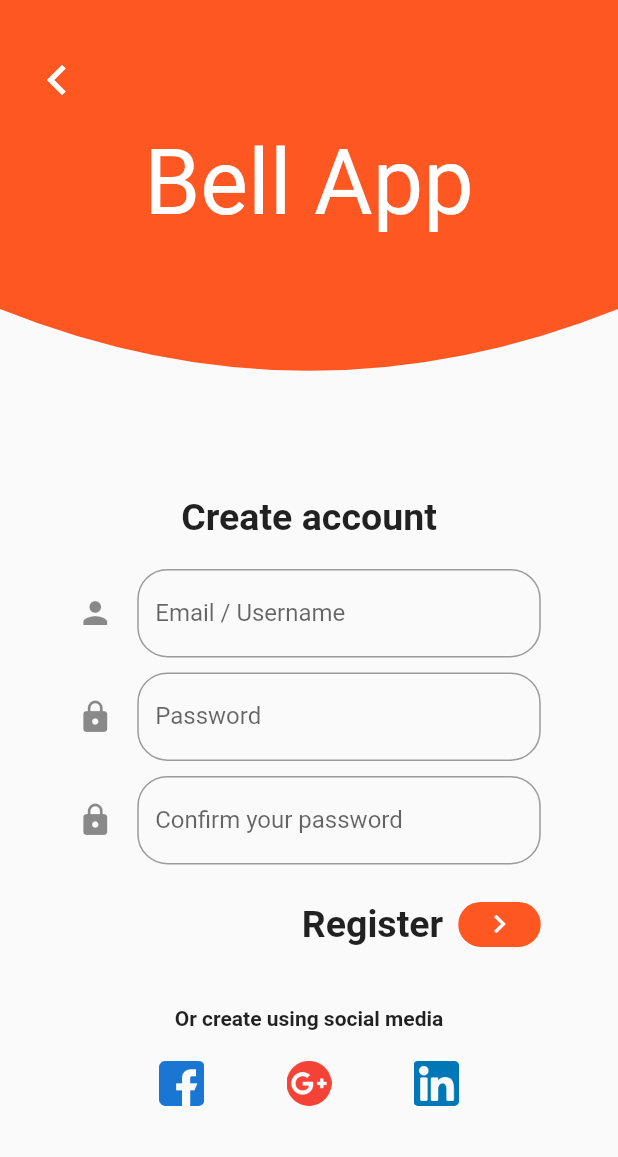
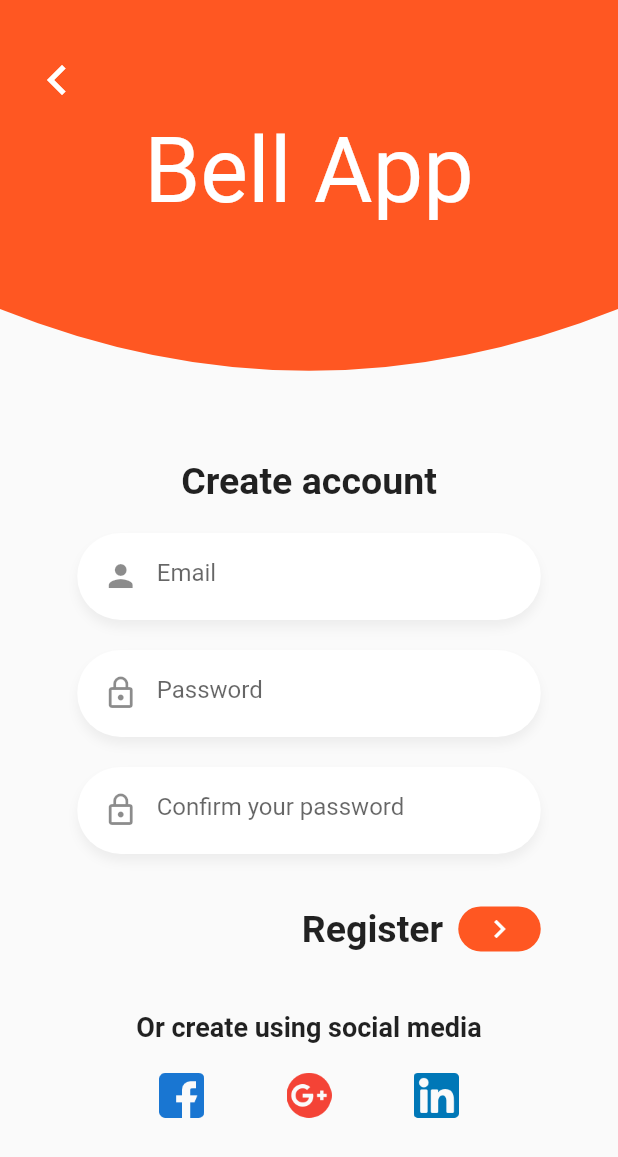
Before and after one commit to JovannyRch/bell-app, a Flutter app: the screen it shows after launch, after a tap on "Create", on a phone screen of 412 x 824 dp. Shown: the top 1157 px of the screen. Run offline on Flutter 3.47's test engine with Material 2 defaults, Android fonts, the light colour scheme and no system bars; our stand-ins replace assets_audio_player, socket_io_client; missing offline and left inert: shake; network calls fail.

Commit message:
Adding custom input

```diff
--- a/lib/screens/auth/login.dart
+++ b/lib/screens/auth/login.dart
@@ -1,6 +1,7 @@
 import 'package:bell_app/screens/auth/register.dart';
 import 'package:bell_app/screens/auth/widgets/bg_widget.dart';
 import 'package:bell_app/screens/auth/widgets/button_auth.dart';
+import 'package:bell_app/screens/auth/widgets/custom_input.dart';
 import 'package:bell_app/screens/auth/widgets/input_widget.dart';
 import 'package:flutter/cupertino.dart';
 import 'package:flutter/material.dart';
@@ -68,7 +69,10 @@ class _LoginScreenState extends State<LoginScreen> {
     return Row(
       mainAxisAlignment: MainAxisAlignment.center,
       children: [
-        Text("Don't have an account?"),
+        Text(
+          "Don't have an account?",
+          style: TextStyle(fontSize: 18.0),
+        ),
         SizedBox(
           width: 5.0,
         ),
@@ -82,9 +86,9 @@ class _LoginScreenState extends State<LoginScreen> {
           child: Text(
             "Create",
             style: TextStyle(
-              fontWeight: FontWeight.bold,
-              decoration: TextDecoration.underline,
-            ),
+                fontWeight: FontWeight.bold,
+                decoration: TextDecoration.underline,
+                fontSize: 18.0),
           ),
         )
       ],
@@ -105,8 +109,16 @@ class _LoginScreenState extends State<LoginScreen> {
             ),
           ),
           SizedBox(height: 20.0),
-          InputAuth("Email / Username", username, Icons.person),
-          InputAuth("Password", password, Icons.lock, isPassword: true),
+          CustomInput(
+              icon: Icons.person,
+              placeholder: 'Email',
+              textController: username),
+          CustomInput(
+            icon: Icons.lock_outline,
+            placeholder: 'Password',
+            textController: password,
+            isPassword: true,
+          ),
           SizedBox(
             height: 15.0,
           ),
--- a/lib/screens/auth/register.dart
+++ b/lib/screens/auth/register.dart
@@ -1,6 +1,7 @@
 import 'package:bell_app/const/conts.dart';
 import 'package:bell_app/screens/auth/widgets/bg_widget.dart';
 import 'package:bell_app/screens/auth/widgets/button_auth.dart';
+import 'package:bell_app/screens/auth/widgets/custom_input.dart';
 import 'package:bell_app/screens/auth/widgets/input_widget.dart';
 import 'package:flutter/material.dart';
 
@@ -63,7 +64,7 @@ class _RegisterScreenState extends State<RegisterScreen> {
         children: [
           Text(
             "Or create using social media",
-            style: TextStyle(fontWeight: FontWeight.w600),
+            style: TextStyle(fontWeight: FontWeight.w600, fontSize: 18.0),
           ),
           SizedBox(
             height: 20.0,
@@ -115,10 +116,22 @@ class _RegisterScreenState extends State<RegisterScreen> {
             ),
           ),
           SizedBox(height: 20.0),
-          InputAuth("Email / Username", username, Icons.person),
-          InputAuth("Password", password, Icons.lock, isPassword: true),
-          InputAuth("Confirm your password", password2, Icons.lock,
-              isPassword: true),
+          CustomInput(
+              icon: Icons.person,
+              placeholder: 'Email',
+              textController: username),
+          CustomInput(
+            icon: Icons.lock_outline,
+            placeholder: 'Password',
+            textController: password,
+            isPassword: true,
+          ),
+          CustomInput(
+            icon: Icons.lock_outline,
+            placeholder: 'Confirm your password',
+            textController: password2,
+            isPassword: true,
+          ),
           SizedBox(
             height: 15.0,
           ),
--- /dev/null
+++ b/lib/screens/auth/widgets/custom_input.dart
@@ -0,0 +1,51 @@
+import 'package:flutter/material.dart';
+
+class CustomInput extends StatelessWidget {
+
+  final IconData icon;
+  final String placeholder;
+  final TextEditingController textController;
+  final TextInputType keyboardType;
+  final bool isPassword;
+
+  const CustomInput({
+    Key key,
+    @required this.icon,
+    @required this.placeholder,
+    @required this.textController,
+    this.keyboardType = TextInputType.text,
+    this.isPassword = false
+  }) : super(key: key);
+
+
+  @override
+  Widget build(BuildContext context) {
+    return Container(
+      padding: EdgeInsets.only( top: 5, left: 5, bottom: 5, right: 20 ),
+      margin: EdgeInsets.only( bottom: 20 ),
+      decoration: BoxDecoration(
+        color: Colors.white,
+        borderRadius: BorderRadius.circular(30),
+        boxShadow: <BoxShadow>[
+          BoxShadow(
+            color: Colors.black.withOpacity(0.05),
+            offset: Offset(0, 5),
+            blurRadius: 5
+          )
+        ]
+      ),
+      child: TextField(
+        controller: this.textController,
+        autocorrect: false,
+        keyboardType: this.keyboardType,
+       obscureText: this.isPassword,
+      decoration: InputDecoration(
+        prefixIcon: Icon( this.icon ),
+        focusedBorder: InputBorder.none,
+        border: InputBorder.none,
+        hintText: this.placeholder
+      ),
+      ),
+    );
+  }
+}
```
